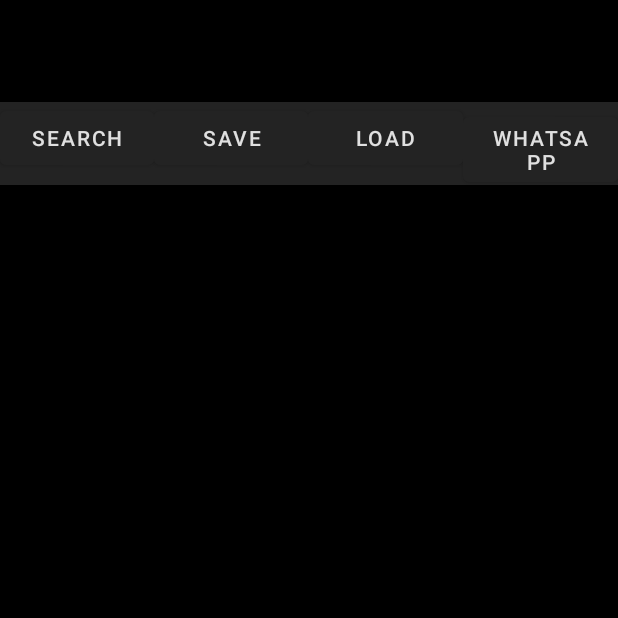
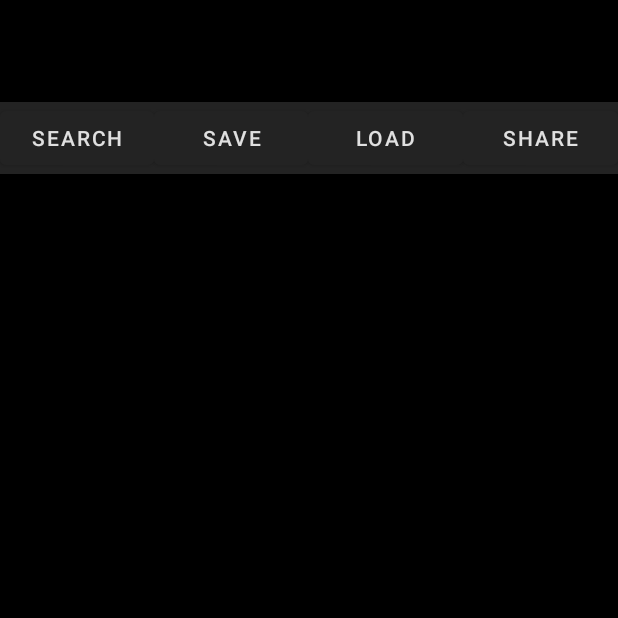
Before and after one commit to lordasgart/dualscreen-keyboard, an Android app: the screen it shows after launch (MainActivity), on a phone screen of 412 x 824 dp, the top half of it. Run offline under Robolectric (Android 15) with nearby library versions, the light colour scheme and no system bars.

Commit message:
Share with Android Sharesheet

```diff
--- a/app/src/main/res/layout/activity_main.xml
+++ b/app/src/main/res/layout/activity_main.xml
@@ -108,15 +108,14 @@ android:onClick="onClickSave"
                 ></Button>
 
             <Button
-                android:text="WhatsApp"
-                android:backgroundTint="#232323"
-                android:textColor="#e0e0e0"
                 android:layout_width="0dp"
                 android:layout_height="wrap_content"
                 android:layout_margin="0dp"
                 android:layout_weight="1"
-                android:onClick="onClickWhatsApp"
-                ></Button>
+                android:backgroundTint="#232323"
+                android:onClick="onClickShare"
+                android:text="Share"
+                android:textColor="#e0e0e0"></Button>
         </LinearLayout>
     </TableRow>
 
```
Also changed, not shown: app/src/main/java/one/malz/dualscreenkeyboard/MainActivity.kt (+11 -0 lines).
